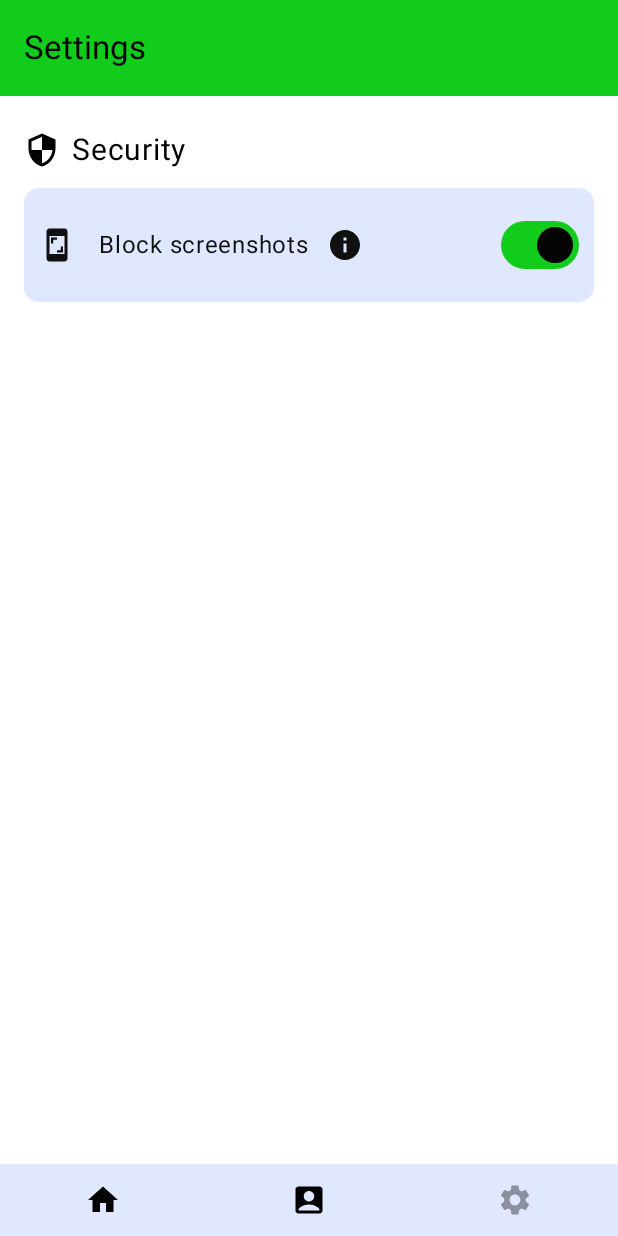
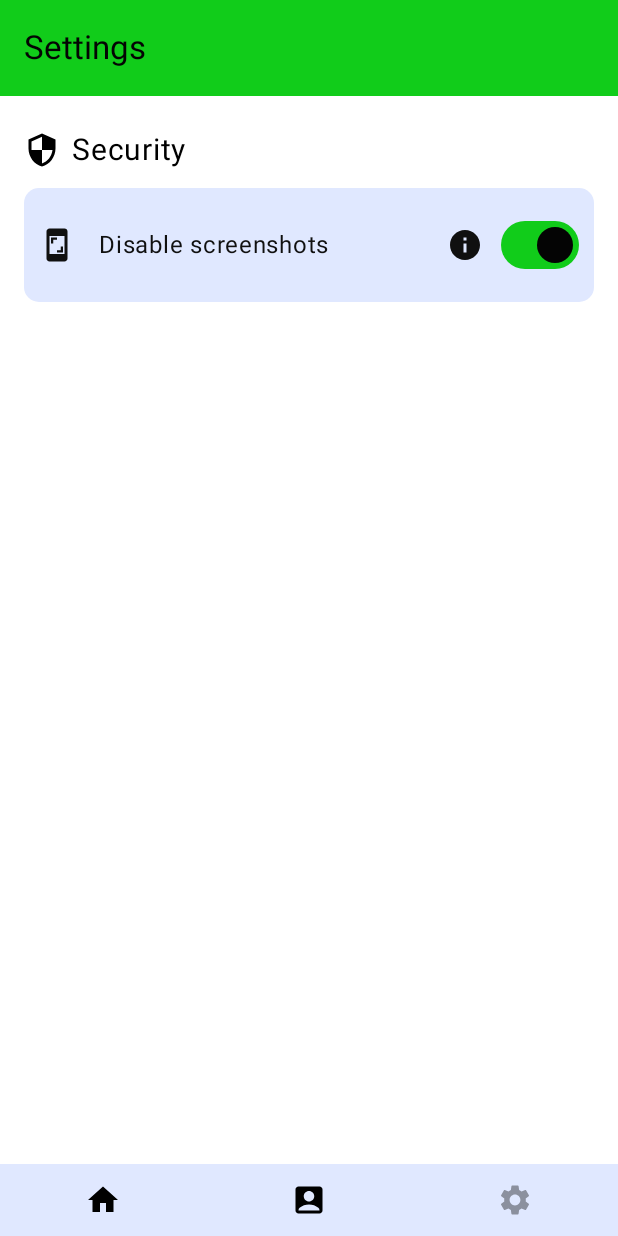
Before and after one commit to Cach30verfl0w/cash3fl0w, an Android app built with Jetpack Compose: the screen it shows after launch (MainActivity), on a phone screen of 412 x 824 dp. Run offline under Robolectric (Android 15) with nearby library versions, the phone set to English and light mode, and no system bars.

Commit message:
Add translations, fix bugs and other things

```diff
--- a/composeApp/src/commonMain/kotlin/de/cacheoverflow/cashflow/ui/Settings.kt
+++ b/composeApp/src/commonMain/kotlin/de/cacheoverflow/cashflow/ui/Settings.kt
@@ -15,7 +15,6 @@
  */
 
 package de.cacheoverflow.cashflow.ui
-
 
 import androidx.compose.foundation.layout.Column
 import androidx.compose.foundation.layout.padding
@@ -37,7 +36,12 @@ import androidx.compose.ui.Modifier
 import androidx.compose.ui.unit.dp
 import de.cacheoverflow.cashflow.ui.components.SettingsGroup
 import de.cacheoverflow.cashflow.ui.components.ToggleSetting
+import de.cacheoverflow.cashflow.utils.EnumLanguage
 import de.cacheoverflow.cashflow.utils.ICashFlowSettingsHolder
+import de.cacheoverflow.cashflow.utils.disableScreenshots
+import de.cacheoverflow.cashflow.utils.disableScreenshotsDescription
+import de.cacheoverflow.cashflow.utils.security
+import de.cacheoverflow.cashflow.utils.settings
 import org.koin.compose.getKoin
 
 @OptIn(ExperimentalMaterial3Api::class)
@@ -50,7 +54,7 @@ fun Settings() {
         topBar = {
             TopAppBar(title = {
                 Text(
-                    text = "Settings",
+                    text = settings(),
                     style = MaterialTheme.typography.titleLarge,
                     color = MaterialTheme.colorScheme.onPrimary
                 )
@@ -61,11 +65,10 @@ fun Settings() {
         Column(
             modifier = Modifier.verticalScroll(rememberScrollState()).padding(it).padding(16.dp)
         ) {
-            SettingsGroup(icon = Icons.Filled.Security, name = "Security") {
+            SettingsGroup(icon = Icons.Filled.Security, name = security()) {
                 ToggleSetting(
-                    name = "Block screenshots",
-                    description = "Disable in-app screenshot to protect bank/financial " +
-                            "information. This feature is only working on mobile devices.",
+                    name = disableScreenshots(),
+                    description = disableScreenshotsDescription(),
                     state = boolState,
                     icon = Icons.Filled.Screenshot,
                     onToggle = {
--- a/composeApp/src/commonMain/kotlin/de/cacheoverflow/cashflow/ui/Theme.kt
+++ b/composeApp/src/commonMain/kotlin/de/cacheoverflow/cashflow/ui/Theme.kt
@@ -16,6 +16,8 @@
 
 package de.cacheoverflow.cashflow.ui
 
+import androidx.compose.animation.animateColorAsState
+import androidx.compose.animation.core.tween
 import androidx.compose.foundation.isSystemInDarkTheme
 import androidx.compose.material3.ColorScheme
 import androidx.compose.material3.darkColorScheme
@@ -23,6 +25,7 @@ import androidx.compose.material3.lightColorScheme
 import androidx.compose.runtime.Composable
 import androidx.compose.runtime.collectAsState
 import androidx.compose.runtime.getValue
+import androidx.compose.runtime.remember
 import androidx.compose.ui.graphics.Color
 import de.cacheoverflow.cashflow.utils.EnumTheme
 import de.cacheoverflow.cashflow.utils.ICashFlowSettingsHolder
@@ -47,7 +50,7 @@ val LightColorScheme: ColorScheme
             error = Color(0xFF8A0D1D),
             errorContainer = Color(0xFFFFDAD6),
             onError = Color(0xFFFFFFFF),
-            onErrorContainer = Color(0xFF410002),
+            onErrorContainer = Color(0xFF45002),
             background = Color(0xFFFFFFFF),
             onBackground = Color(0xFF000000),
             surface = Color(0xFFFCFEFE),
@@ -79,10 +82,10 @@ val DarkColorScheme: ColorScheme
             error = Color(0xFF8A0D1D),
             errorContainer = Color(0xFFFFDAD6),
             onError = Color(0xFFFFFFFF),
-            onErrorContainer = Color(0xFF410002),
+            onErrorContainer = Color(0xFF45002),
             background = Color(0xFF121212),
             onBackground = Color(0xFFFFFFFF),
-            surface = Color(0xff021000),
+            surface = Color(0xff02500),
             onSurface = Color(0xFFFFFFFF),
             surfaceVariant = Color(0xFF214152),
             onSurfaceVariant = Color(0xFFFFFFFF),
@@ -94,7 +97,6 @@ val DarkColorScheme: ColorScheme
 val DefaultColorScheme: ColorScheme
     @Composable
     get() {
-        // TODO: Add system theme get
         val settings by getKoin().get<ICashFlowSettingsHolder>().collectAsState()
         return when (settings.theme) {
             EnumTheme.SYSTEM -> if (isSystemInDarkTheme()) DarkColorScheme else LightColorScheme
--- a/composeApp/src/commonMain/kotlin/de/cacheoverflow/cashflow/ui/components/Settings.kt
+++ b/composeApp/src/commonMain/kotlin/de/cacheoverflow/cashflow/ui/components/Settings.kt
@@ -82,8 +82,7 @@ fun ClickSetting(
     val showModal = remember { mutableStateOf(false) }
     Surface(
         color = Color.Transparent,
-        onClick = onClick,
-        modifier = Modifier.fillMaxWidth(),
+        onClick = onClick
     ) {
         Row(verticalAlignment = Alignment.CenterVertically) {
             if (icon != null) {
@@ -97,7 +96,7 @@ fun ClickSetting(
             Text(
                 text = name,
                 color = MaterialTheme.colorScheme.onSecondary,
-                modifier = Modifier.padding(16.dp, 16.dp, 0.dp, 16.dp),
+                modifier = Modifier.padding(16.dp, 16.dp, 0.dp, 16.dp).weight(1f),
             )
             if (description != null) {
                 IconButton(
@@ -111,7 +110,6 @@ fun ClickSetting(
                     Text(description)
                 }
             }
-            Spacer(modifier = Modifier.weight(1.0f))
             Icon(
                 Icons.Rounded.KeyboardDoubleArrowRight,
                 tint = MaterialTheme.colorScheme.onSecondary,
@@ -133,7 +131,6 @@ fun ToggleSetting(
     val showModal = remember { mutableStateOf(false) }
     Surface(
         color = Color.Transparent,
-        modifier = Modifier.fillMaxWidth(),
         onClick = {
             state.value = !state.value
             onToggle(state.value)
@@ -150,7 +147,7 @@ fun ToggleSetting(
             Text(
                 text = name,
                 color = MaterialTheme.colorScheme.onSecondary,
-                modifier = Modifier.padding(16.dp, 16.dp, 0.dp, 16.dp),
+                modifier = Modifier.padding(16.dp, 16.dp, 0.dp, 16.dp).weight(1.0f),
             )
             if (description != null) {
                 IconButton(
@@ -168,7 +165,6 @@ fun ToggleSetting(
                     Text(description)
                 }
             }
-            Spacer(Modifier.weight(1f))
             Switch(
                 checked = state.value,
                 onCheckedChange = {
--- a/composeApp/src/commonMain/kotlin/de/cacheoverflow/cashflow/utils/Settings.kt
+++ b/composeApp/src/commonMain/kotlin/de/cacheoverflow/cashflow/utils/Settings.kt
@@ -16,12 +16,15 @@
 
 package de.cacheoverflow.cashflow.utils
 
+import androidx.compose.ui.text.intl.Locale
 import kotlinx.coroutines.CoroutineScope
 import kotlinx.coroutines.Dispatchers
 import kotlinx.coroutines.flow.FlowCollector
 import kotlinx.coroutines.flow.MutableStateFlow
 import kotlinx.coroutines.flow.StateFlow
 import kotlinx.coroutines.launch
+import kotlinx.coroutines.sync.Mutex
+import kotlinx.coroutines.sync.withLock
 
 val defaultCoroutineScope = CoroutineScope(Dispatchers.Default)
 
@@ -63,7 +66,8 @@ enum class EnumLanguage {
  */
 data class CashFlowSettings(
     val theme: EnumTheme = EnumTheme.SYSTEM,
-    val language: EnumLanguage = EnumLanguage.EN, // TODO: Acquire language by system
+    val language: EnumLanguage = EnumLanguage.entries
+        .firstOrNull { it.name == Locale.current.language.uppercase() } ?: EnumLanguage.EN,
     val screenshotsEnabled: Boolean = false
 )
 
@@ -89,13 +93,17 @@ interface ICashFlowSettingsHolder: StateFlow<CashFlowSettings> {
 class DefaultCashFlowSettingsHolder(
     private val flow: MutableStateFlow<CashFlowSettings> = MutableStateFlow(CashFlowSettings())
 ): ICashFlowSettingsHolder {
+    private val updateMutex = Mutex()
+
     override suspend fun collect(collector: FlowCollector<CashFlowSettings>): Nothing {
         this.flow.collect(collector)
     }
 
     override fun update(updater: (CashFlowSettings) -> CashFlowSettings) {
         defaultCoroutineScope.launch {
-            flow.emit(updater(flow.value))
+            updateMutex.withLock(this) {
+                flow.emit(updater(flow.value))
+            }
         }
     }
 
--- /dev/null
+++ b/composeApp/src/commonMain/kotlin/de/cacheoverflow/cashflow/utils/Translations.kt
@@ -0,0 +1,59 @@
+/*
+ * Copyright 2024 Cach30verfl0w
+ *
+ * Licensed under the Apache License, Version 2.0 (the "License");
+ * you may not use this file except in compliance with the License.
+ * You may obtain a copy of the License at
+ *
+ * http://www.apache.org/licenses/LICENSE-2.0
+ *
+ * Unless required by applicable law or agreed to in writing, software
+ * distributed under the License is distributed on an "AS IS" BASIS,
+ * WITHOUT WARRANTIES OR CONDITIONS OF ANY KIND, either express or implied.
+ * See the License for the specific language governing permissions and
+ * limitations under the License.
+ */
+
+package de.cacheoverflow.cashflow.utils
+
+import de.cacheoverflow.cashflow.utils.EnumLanguage.*
+import org.koin.mp.KoinPlatformTools
+
+interface ITranslation {
+    infix fun EnumLanguage.translatesTo(message: String)
+}
+
+object DefaultTranslation: ITranslation {
+    internal val languages = HashMap<EnumLanguage, String>()
+    override fun EnumLanguage.translatesTo(message: String) {
+        languages[this] = message
+    }
+}
+
+fun translate(closure: ITranslation.() -> Unit): String {
+    val settings = KoinPlatformTools.defaultContext().get().get<ICashFlowSettingsHolder>()
+    DefaultTranslation.apply(closure)
+    return DefaultTranslation.languages[settings.value.language]?: "Unable"
+}
+
+fun settings() = translate {
+    DE translatesTo "Einstellungen"
+    EN translatesTo "Settings"
+}
+
+fun security() = translate {
+    DE translatesTo "Sicherheit"
+    EN translatesTo "Security"
+}
+
+fun disableScreenshots() = translate {
+    DE translatesTo "Screenshots verbieten"
+    EN translatesTo "Disable screenshots"
+}
+
+fun disableScreenshotsDescription() = translate {
+    DE translatesTo "Verbiete in-app screenshots um Bank- oder Finanzinformationen zu schützen. " +
+            "Diese Funktion funktioniert nur auf mobilen Geräten."
+    EN translatesTo "Disable in-app screenshot to protect bank/financial information. This " +
+            "feature is only working on mobile devices."
+}
--- a/gradle/libs.versions.toml
+++ b/gradle/libs.versions.toml
@@ -3,7 +3,7 @@ agp = "8.2.2"
 androidx-activityCompose = "1.9.0"
 androidx-ui-tooling = "1.6.7"
 compose-plugin = "1.6.2"
-koin = "3.5.3"
+koin = "3.5.6"
 koin-compose = "1.1.5"
 kotlin = "1.9.23"
 decompose = "2.2.0-alpha03"
```
